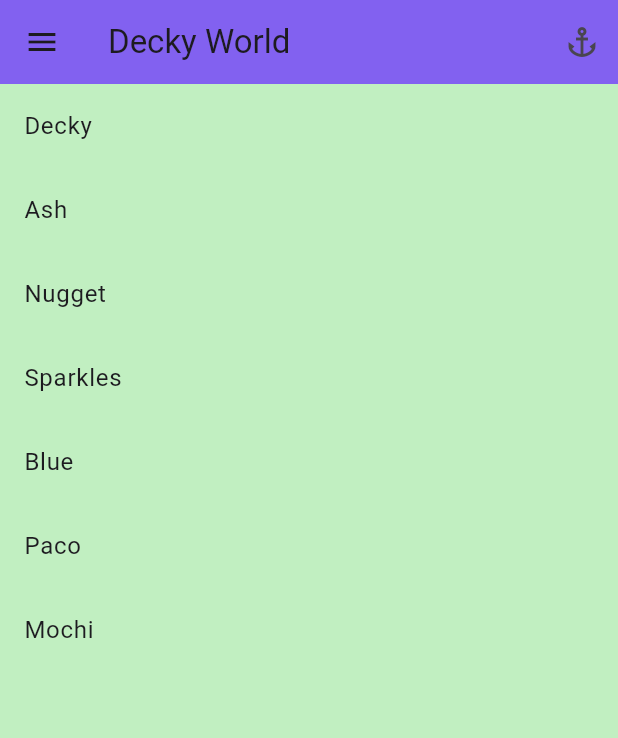
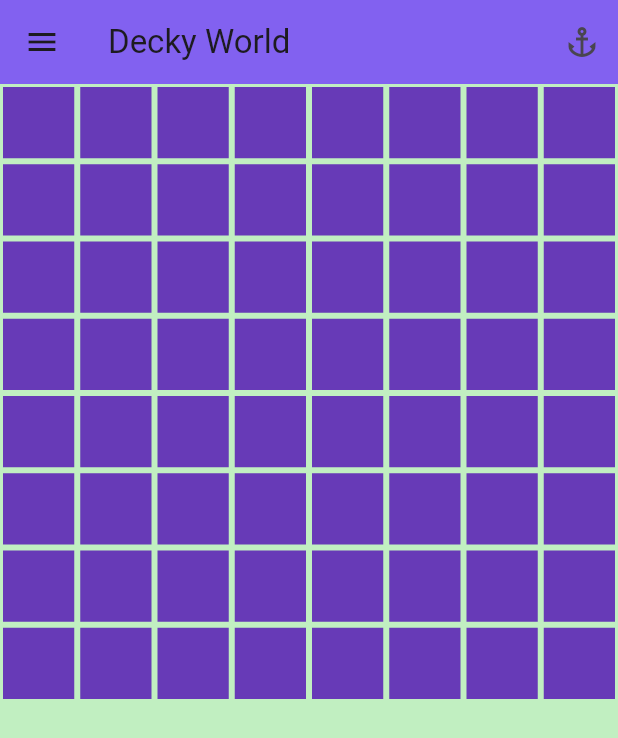
Before and after one commit to KatrinaHuberJuma/learning-flutter, a Flutter app: the screen it shows after launch, on a phone screen of 412 x 824 dp. Shown: the top 738 px of the screen. Run offline on Flutter 3.47's test engine with Material 3 defaults, Android fonts, the phone set to English and light mode, and no system bars.

Commit message:
baby's first grid, and one upsettingly long name from Flutter

```diff
--- a/lib/main.dart
+++ b/lib/main.dart
@@ -27,12 +27,16 @@ class MyApp extends StatelessWidget {
               ),
           ]
         ),
-        body: ListView.builder(
-          itemCount: names.length,
-          itemBuilder: (context, index) =>ListTile(
-            title: Text(names[index])
+        body: GridView.builder(
+          itemCount: 64,
+          gridDelegate:
+            // how many in each row
+            SliverGridDelegateWithFixedCrossAxisCount(crossAxisCount: 8),
+          itemBuilder: (context, index) => Container(
+            color: Colors.deepPurple,
+            margin: EdgeInsets.all(2),
+            )
           )
-        )
       ),
     );
 
```
